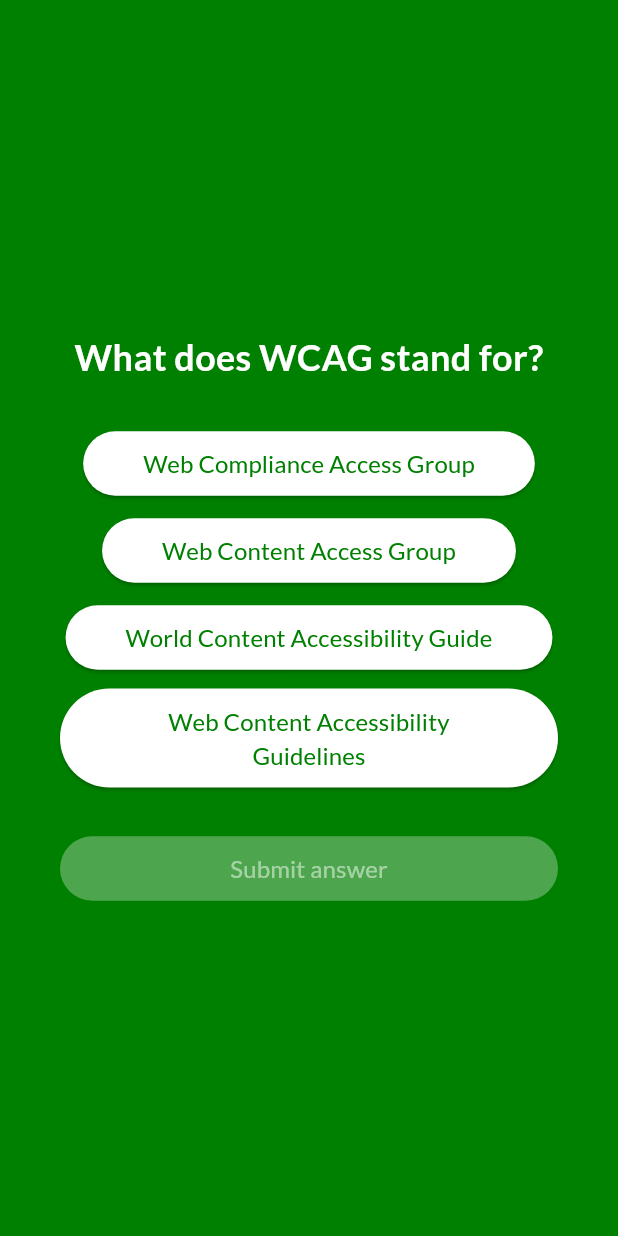
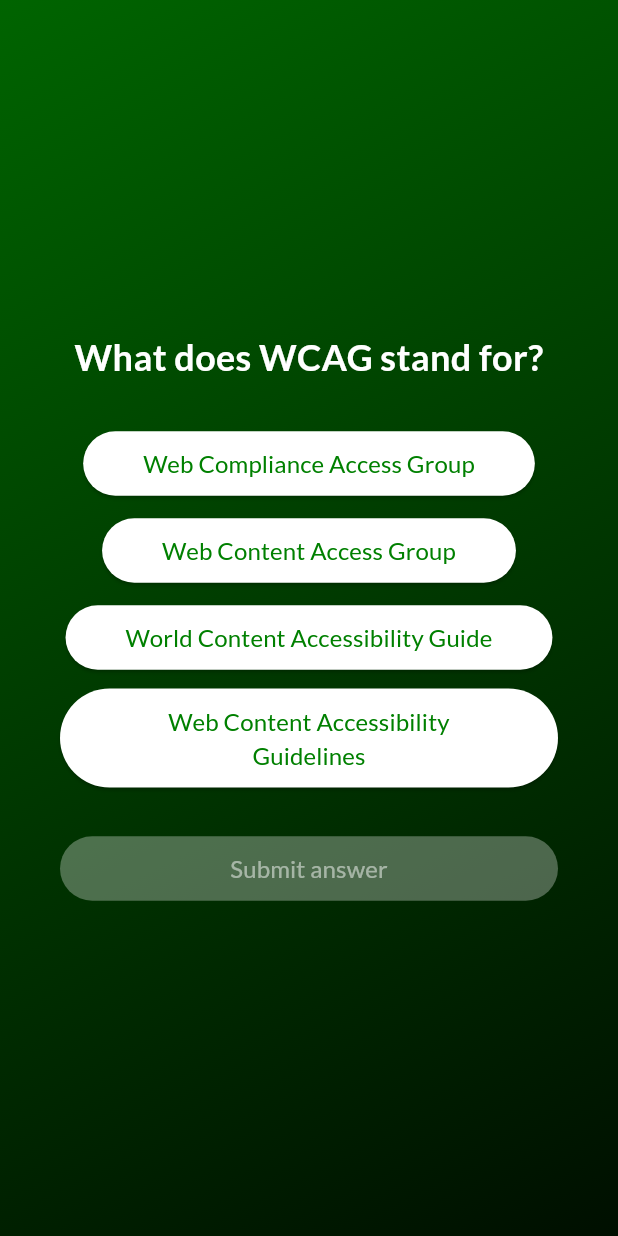
Before and after one commit to petra1/a_quiz, a Flutter app: the screen it shows after launch, after a tap on "Start Quiz", on a phone screen of 412 x 824 dp. Run offline on Flutter 3.47's test engine with Material 3 defaults, Android fonts, the light colour scheme and no system bars; our stand-ins replace google_fonts.

Commit message:
All layout issue should be fixed.

```diff
--- a/lib/screens/question_screen.dart
+++ b/lib/screens/question_screen.dart
@@ -46,7 +46,14 @@ class _QuestionScreenState extends State<QuestionScreen> {
 
     return Container(
       decoration: const BoxDecoration(
-        color: AppTheme.backgroundColor,
+        gradient: LinearGradient(
+          begin: Alignment.topLeft,
+          end: Alignment.bottomRight,
+          colors: [
+            Color.fromARGB(255, 0, 100, 0),
+            Color.fromARGB(255, 0, 15, 0),
+          ],
+        ),
       ),
       child: Padding(
         padding: const EdgeInsets.symmetric(horizontal: 40),
--- a/lib/screens/start_screen.dart
+++ b/lib/screens/start_screen.dart
@@ -11,7 +11,14 @@ class StartScreen extends StatelessWidget {
   Widget build(BuildContext context) {
     return Container(
       decoration: const BoxDecoration(
-        color: AppTheme.backgroundColor,
+        gradient: LinearGradient(
+          begin: Alignment.topLeft,
+          end: Alignment.bottomRight,
+          colors: [
+            Color.fromARGB(255, 0, 100, 0),
+            Color.fromARGB(255, 0, 15, 0),
+          ],
+        ),
       ),
       child: Center(
         child: Column(
```
Also changed, not shown: lib/screens/result_screen.dart (+20 -12 lines).
